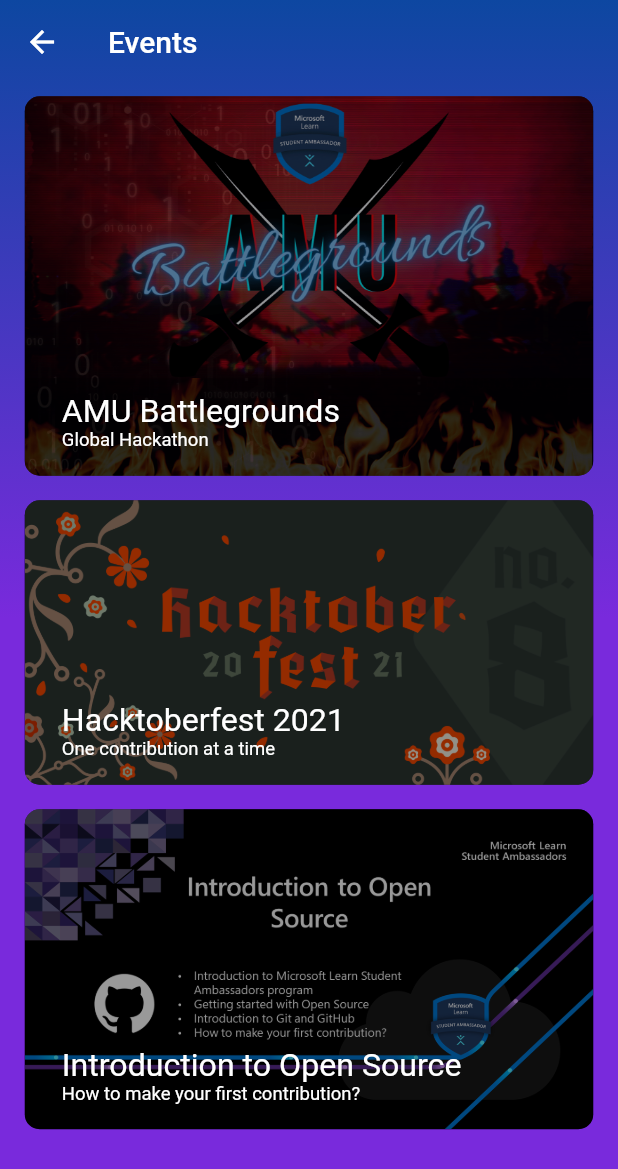
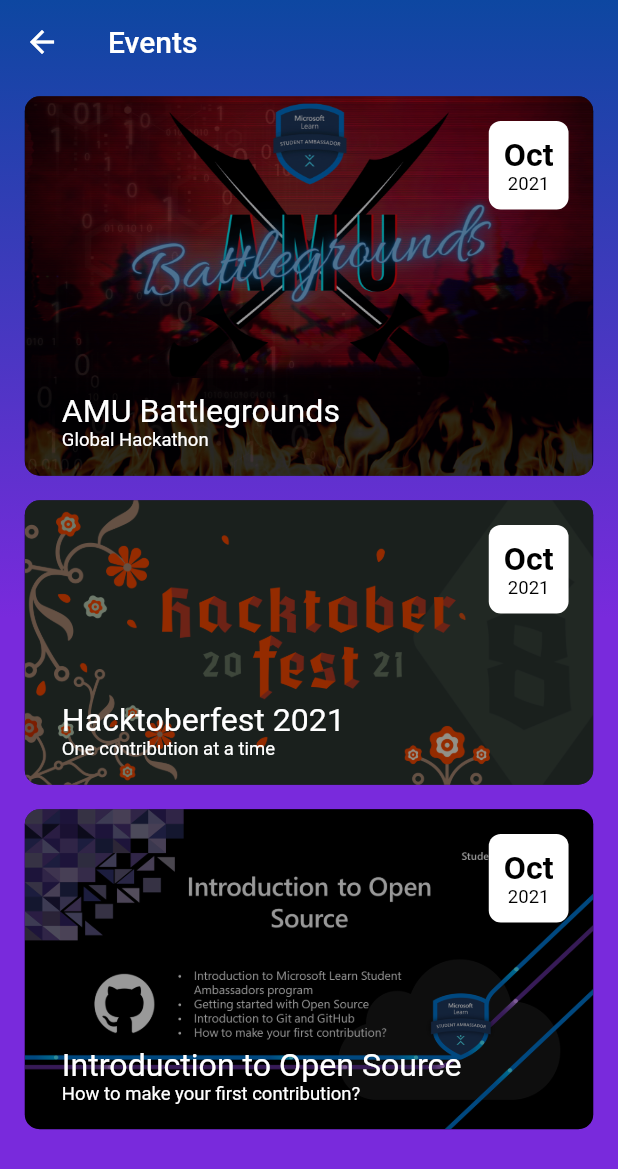
Before and after one commit to mlsa-amu/MLSA-AMU, a Flutter app: the EventsScreen screen opened directly, on a phone screen of 412 x 824 dp. Shown: the top 1169 px of the screen. Run offline on Flutter 3.47's test engine with Material 2 defaults, Android fonts, the phone set to English and light mode, and no system bars; our stand-ins replace cloud_firestore, firebase_core, font_awesome_flutter; accounts and stored records are empty; network calls fail.

Commit message:
Add date card in events screen (#47)
Co-authored-by: Priya Nagda <pri1311@users.noreply.github.com>

```diff
--- a/lib/widgets/event_card.dart
+++ b/lib/widgets/event_card.dart
@@ -1,3 +1,4 @@
+import 'package:flutter/cupertino.dart';
 import 'package:flutter/material.dart';
 import 'package:mlsa_amu/models/events.dart';
 import 'package:mlsa_amu/screens/event_details_screen.dart';
@@ -37,6 +38,37 @@
               ),
             ),
             Positioned(
+              top: SizeConfig.safeBlockVertical * 2,
+              right: SizeConfig.safeBlockHorizontal * 4,
+              child: Container(
+                decoration: BoxDecoration(
+                  color: Colors.white,
+                  borderRadius: BorderRadius.circular(8.0),
+                ),
+                padding: const EdgeInsets.all(10.0),
+                child: Column(
+                  crossAxisAlignment: CrossAxisAlignment.center,
+                  children: [
+                    Text(
+                      'Oct',
+                      style: TextStyle(
+                        color: Colors.black,
+                        fontWeight: FontWeight.bold,
+                        fontSize: SizeConfig.baseFontSize * 5.2,
+                      ),
+                    ),
+                    Text(
+                      '2021',
+                      style: TextStyle(
+                        color: Colors.black,
+                        fontSize: SizeConfig.baseFontSize * 3,
+                      ),
+                    )
+                  ],
+                ),
+              ),
+            ),
+            Positioned(
               bottom: SizeConfig.safeBlockVertical * 2,
               left: SizeConfig.safeBlockHorizontal * 6,
               child: Column(
```
